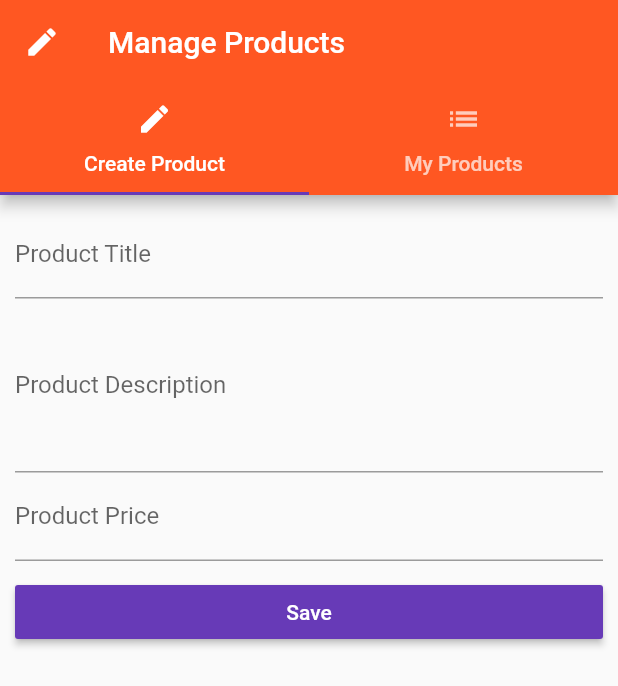
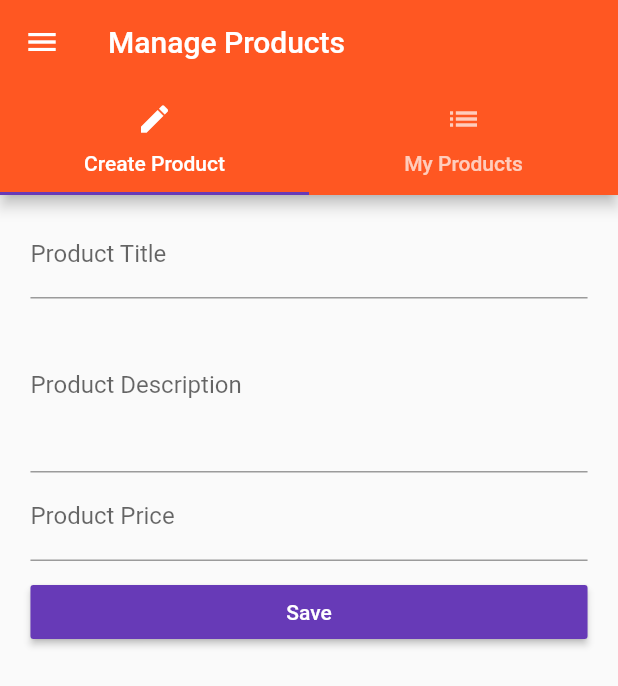
Before and after one commit to davidsonsilva/udemy-flutter, a Flutter app: the ProductsAdminPage screen opened by its route, on a phone screen of 412 x 824 dp. Shown: the top 686 px of the screen. Run offline on Flutter 3.47's test engine with Material 2 defaults, Android fonts, the phone set to English and light mode, and no system bars.

Commit message:
Atualizando os fontes com as implementações para: 111.Outsourcing Code into Separate Widgets, 112.Refactoring our Code,113.Creating a Standardized Tile Widget,114. Adding Separate Methods for Specific Widgets,115.Optimizing our Project,116.Responsive Design Problems,117.Adding Media Queries,118.Understanding Media Queries with ListView,119.Working with Themes,120.Listening to Touch Events with the Gesture Detector

```diff
--- a/lib/main.dart
+++ b/lib/main.dart
@@ -39,7 +39,8 @@ class _MyAppState extends State<MyApp> {
       theme: ThemeData(
           brightness: Brightness.light,
           primarySwatch: Colors.deepOrange,
-          accentColor: Colors.deepPurple /* ,
+          accentColor: Colors.deepPurple,
+          buttonColor: Colors.deepPurple, /* ,
           fontFamily: 'Oswald' */
           ),
 
--- a/lib/pages/product_create.dart
+++ b/lib/pages/product_create.dart
@@ -16,21 +16,19 @@ class _ProductCreatePageState extends State<ProductCreatePage> {
   String _descriptionValue;
   double _priceValue;
 
-  @override
-  Widget build(BuildContext context) {
-    return Container(
-      margin: EdgeInsets.all(10.0),
-      child: ListView(
-        children: <Widget>[
-          TextField(
+  Widget _buildTitleTextField() {
+    return TextField(
       decoration: InputDecoration(labelText: 'Product Title'),
       onChanged: (String value) {
         setState(() {
           _titleValue = value;
         });
       },
-          ),
-          TextField(
+    );
+  }
+
+  Widget _buildDescriptionTextField() {
+    return TextField(
       decoration: InputDecoration(labelText: 'Product Description'),
       maxLines: 4,
       onChanged: (String value) {
@@ -38,8 +36,11 @@ class _ProductCreatePageState extends State<ProductCreatePage> {
           _descriptionValue = value;
         });
       },
-          ),
-          TextField(
+    );
+  }
+
+  Widget _buildPriceTextField() {
+    return TextField(
       decoration: InputDecoration(labelText: 'Product Price'),
       keyboardType: TextInputType.number,
       onChanged: (String value) {
@@ -47,13 +48,10 @@ class _ProductCreatePageState extends State<ProductCreatePage> {
           _priceValue = double.parse(value);
         });
       },
-          ),
-          SizedBox(height: 10.0,),
-          RaisedButton(
-            child: Text("Save"),
-            color: Theme.of(context).accentColor,
-            textColor: Colors.white,
-            onPressed: () {
+    );
+  }
+
+  void _submitForm() {
     final Map<String, dynamic> product = {
       'title': _titleValue,
       'description': _descriptionValue,
@@ -61,8 +59,30 @@ class _ProductCreatePageState extends State<ProductCreatePage> {
       'image': 'assets/food.jpg'
     };
     widget.addProduct(product);
-              Navigator.pushReplacementNamed(context,  '/products');
-            },
+    Navigator.pushReplacementNamed(context, '/products');
+  }
+
+  @override
+  Widget build(BuildContext context) {
+    final double devicewidth = MediaQuery.of(context).size.width;
+    final double targetWidth = devicewidth > 768.0 ? 500.0 : devicewidth * 0.95;
+    final double paddingWidth = devicewidth - targetWidth;
+
+    return Container(
+      margin: EdgeInsets.all(10.0),
+      child: ListView(
+        padding: EdgeInsets.symmetric(horizontal: paddingWidth / 2),
+        children: <Widget>[
+          _buildTitleTextField(),
+          _buildDescriptionTextField(),
+          _buildPriceTextField(),
+          SizedBox(
+            height: 10.0,
+          ),
+          RaisedButton(
+            child: Text("Save"),
+            textColor: Colors.white,
+            onPressed: _submitForm,
           )
         ],
       ),
--- a/lib/pages/products_admin.dart
+++ b/lib/pages/products_admin.dart
@@ -9,12 +9,8 @@ class ProductsAdminPage extends StatelessWidget {
 
   ProductsAdminPage(this.addProduct, this.deleteProduct);
 
-  @override
-  Widget build(BuildContext context) {
-    return DefaultTabController(
-      length: 2,
-      child: Scaffold(
-        drawer: Drawer(
+  Widget _buildSideDrawer(BuildContext context) {
+    return Drawer(
           child: Column(
             children: <Widget>[
               AppBar(
@@ -30,11 +26,11 @@ class ProductsAdminPage extends StatelessWidget {
               )
             ],
           ),
-        ),
-        appBar: AppBar(
-          leading: Icon(Icons.edit),
-          title: Text('Manage Products'),
-          bottom: TabBar(
+        );
+  }
+
+  Widget _buildNavigationBar(){
+    return TabBar(
             tabs: <Widget>[
               Tab(
                 icon: Icon(Icons.create),
@@ -45,7 +41,18 @@ class ProductsAdminPage extends StatelessWidget {
                 text: 'My Products',
               ),
             ],
-          ),
+          );
+  }
+
+  @override
+  Widget build(BuildContext context) {
+    return DefaultTabController(
+      length: 2,
+      child: Scaffold(
+        drawer: _buildSideDrawer(context),
+        appBar: AppBar(
+          title: Text('Manage Products'),
+          bottom: _buildNavigationBar(),
         ),
         body: TabBarView(
           children: <Widget>[ProductCreatePage(addProduct), ProductListPage()],
```
Also changed, not shown: lib/pages/auth.dart (+54 -31 lines), lib/pages/product.dart (+3 -7 lines), lib/pages/products.dart (+11 -8 lines), lib/product_manager.dart (deleted, +0 -51 lines), lib/products.dart (deleted, +0 -91 lines). Lines whose indentation alone changed are shown as unchanged.
